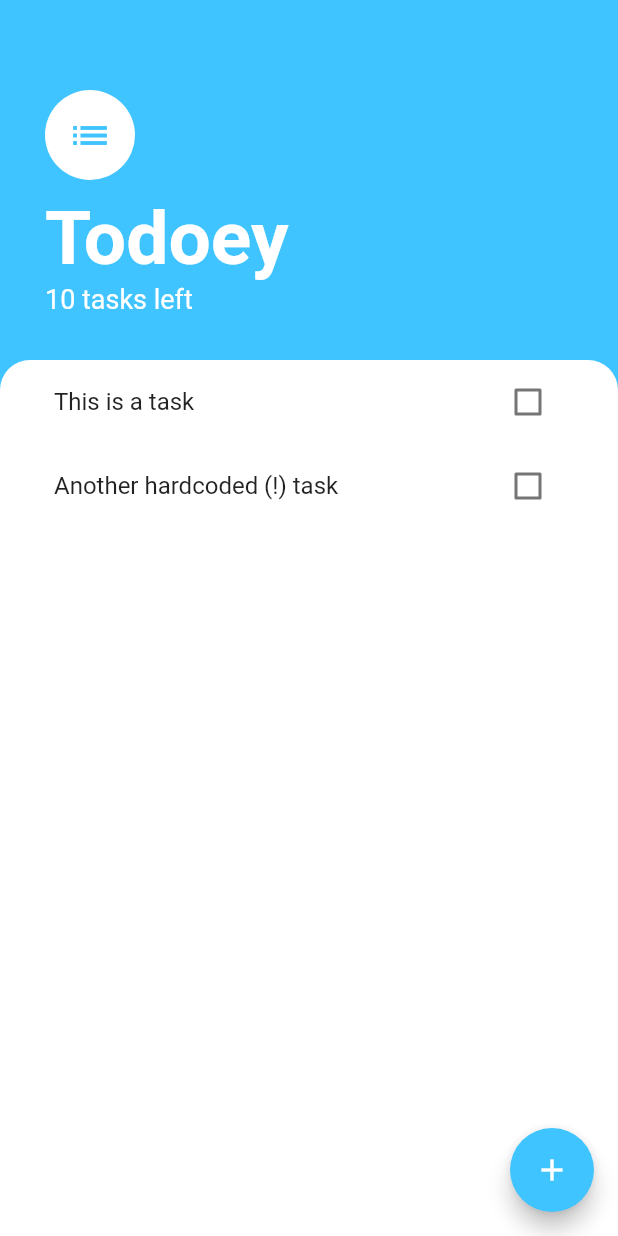
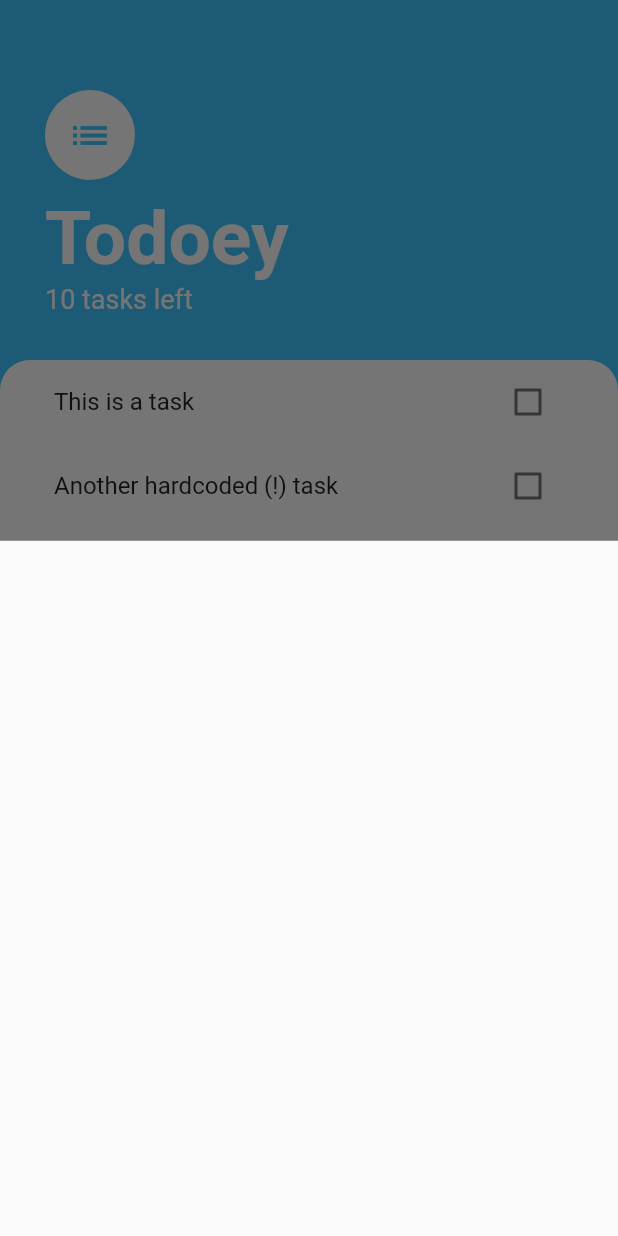
Before and after one commit to snb4crazy/Flutter-Todo-App, a Flutter app: the screen it shows after launch, after a tap on the "add" icon, on a phone screen of 412 x 824 dp. Run offline on Flutter 3.47's test engine with Material 2 defaults, Android fonts, the phone set to English and light mode, and no system bars.

Commit message:
Tasks Screen: New task empty popup

```diff
--- a/lib/screens/tasks_screen.dart
+++ b/lib/screens/tasks_screen.dart
@@ -1,8 +1,10 @@
 import 'package:flutter/material.dart';
-import '../widgets/tasks_list.dart';
+import 'package:todoey/widgets/tasks_list.dart';
 
 class TasksScreen extends StatelessWidget {
-  const TasksScreen({Key? key}) : super(key: key);
+  Widget buildBottomSheet(BuildContext context) {
+    return Container();
+  }
 
   @override
   Widget build(BuildContext context) {
@@ -10,7 +12,9 @@ class TasksScreen extends StatelessWidget {
       backgroundColor: Colors.lightBlueAccent,
       floatingActionButton: FloatingActionButton(
         backgroundColor: Colors.lightBlueAccent,
-        onPressed: () {},
+        onPressed: () {
+          showModalBottomSheet(context: context, builder: buildBottomSheet);
+        },
         child: Icon(Icons.add),
       ),
       body: Column(
--- a/lib/widgets/tasks_list.dart
+++ b/lib/widgets/tasks_list.dart
@@ -1,5 +1,5 @@
 import 'package:flutter/material.dart';
-import 'task_tile.dart';
+import 'package:todoey/widgets/task_tile.dart';
 
 class TasksList extends StatelessWidget {
   @override
```
